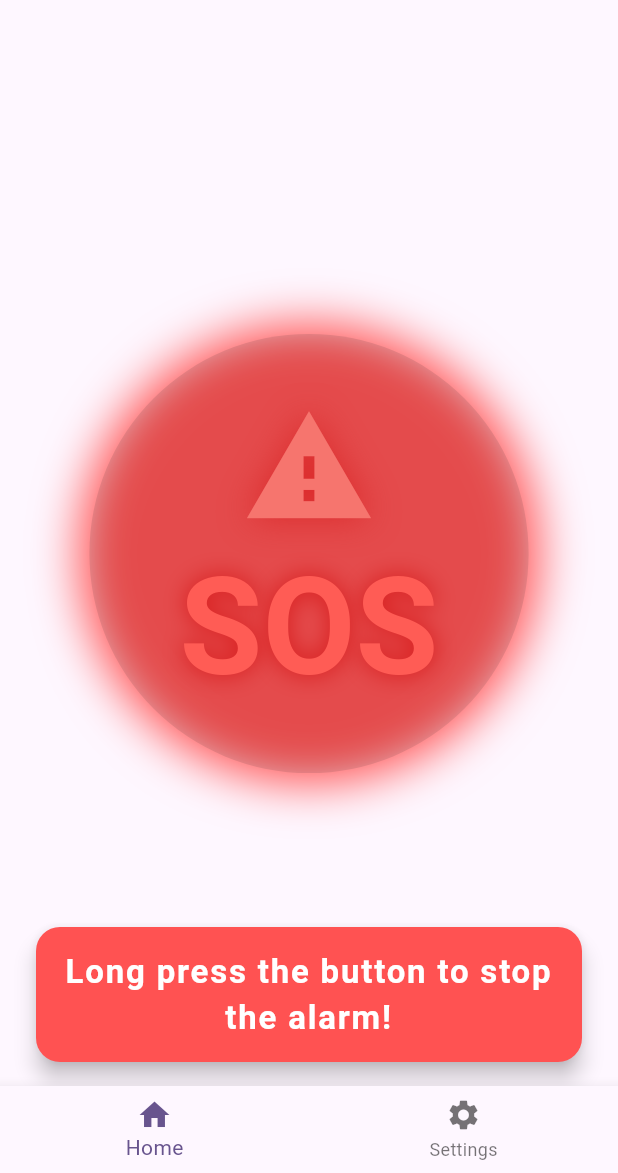
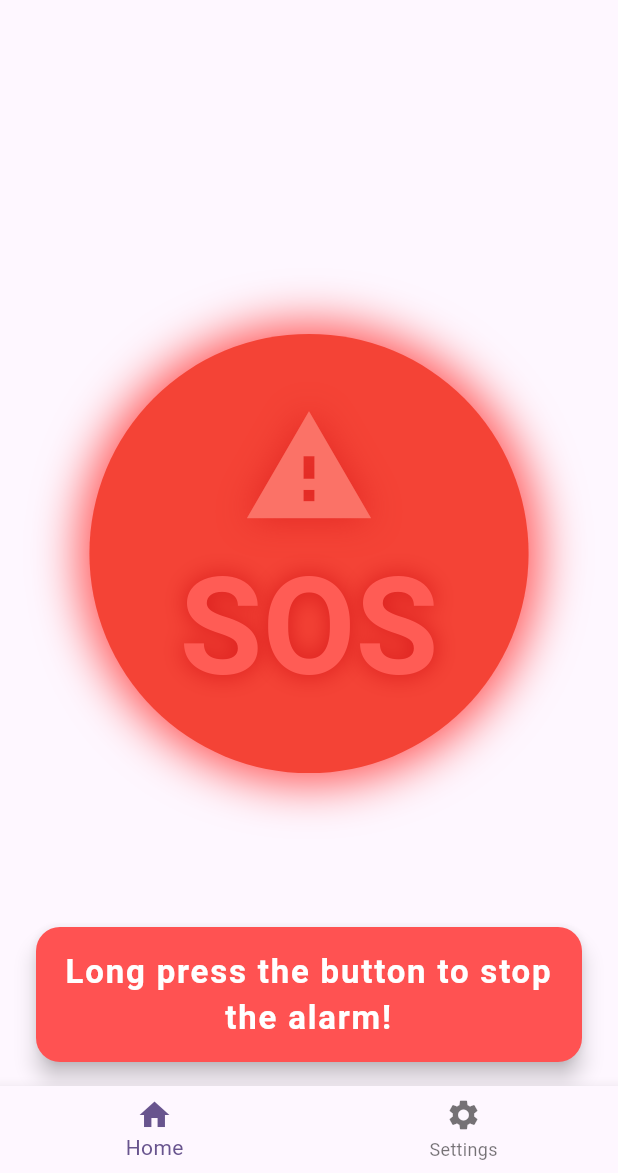
Before and after one commit to Durwen21/Night_Walkers_App, a Flutter app: the screen it shows after launch, after a tap on "SOS", on a phone screen of 412 x 824 dp, the part 63-1236 px from its top. Run offline on Flutter 3.47's test engine with Material 3 defaults, Android fonts, the phone set to English and light mode, and no system bars; our stand-ins replace vibration.

```diff
--- a/lib/widgets/panic_button.dart
+++ b/lib/widgets/panic_button.dart
@@ -119,10 +119,16 @@ class _PanicButtonState extends State<PanicButton> {
         child: GestureDetector(
           onLongPress: _isBlinking ? _stopBlinking : null,
           child: ElevatedButton(
-            style: ElevatedButton.styleFrom(
-              backgroundColor: Colors.red,
-              shape: const CircleBorder(),
-              padding: const EdgeInsets.all(60),
+            style: ButtonStyle(
+              // ignore: deprecated_member_use
+              backgroundColor: MaterialStateProperty.resolveWith<Color>(
+                (Set<WidgetState> states) {
+                  // Always return red, even when disabled
+                  return Colors.red;
+                },
+              ),
+              shape: WidgetStateProperty.all(const CircleBorder()),
+              padding: WidgetStateProperty.all(const EdgeInsets.all(60)),
             ),
             onPressed: _isBlinking ? null : _startBlinking,
             child: Column(
```
